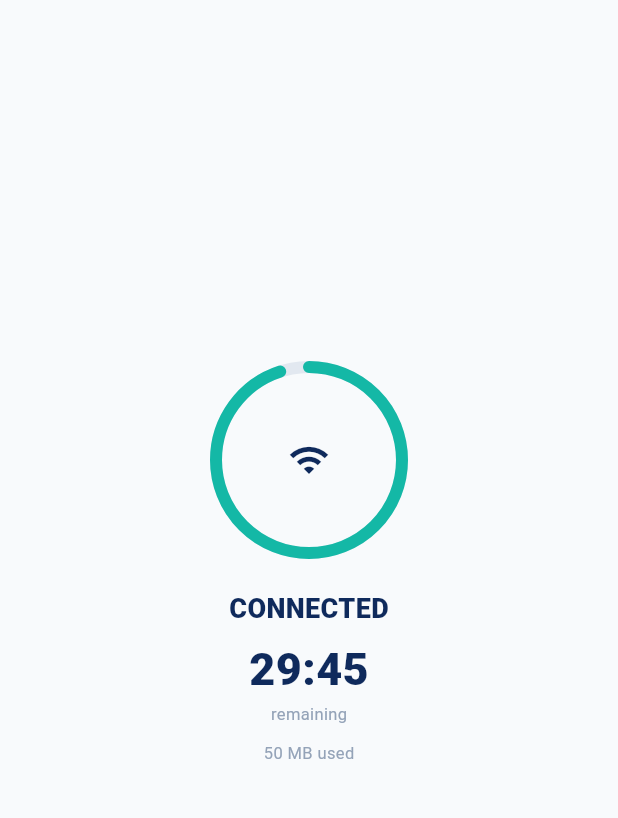
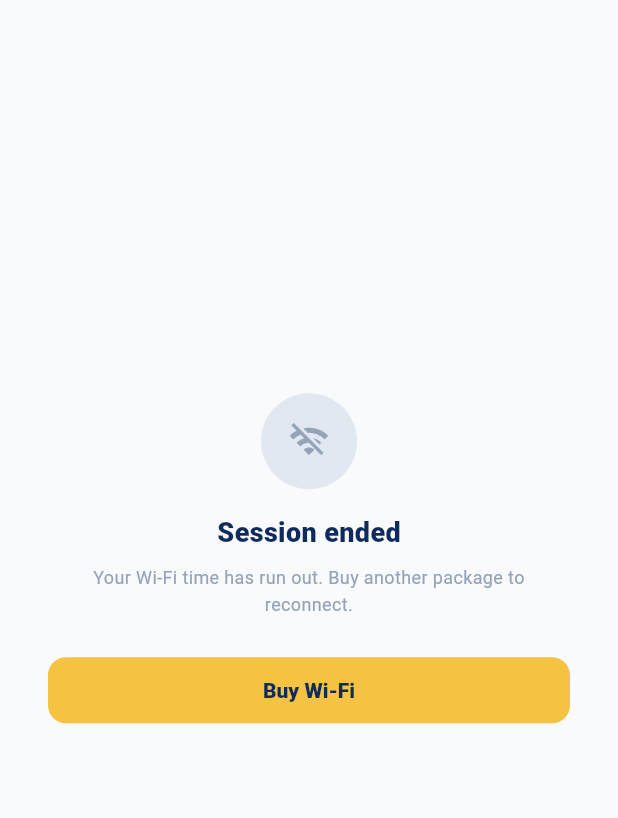
Before and after one commit to Isaackmogaka/ZoniFi-App, a Flutter app: the ConnectedScreen screen opened directly, on a phone screen of 412 x 824 dp, the part 134-952 px from its top. Run offline on Flutter 3.47's test engine with Material 3 defaults, Android fonts, the phone set to English and light mode, and no system bars; statements that could not run were skipped.

Commit message:
Wire ConnectedScreen to live WalletState data with in-place expiry
- Added _totalSessionSeconds to WalletState, set in startSession, used
  to compute the ring's progress ratio (remaining / total)
- ConnectedScreen now uses context.watch<WalletState>(), rebuilding
  every second as tick() fires, so the ring and time genuinely count
  down live rather than showing a frozen 95%/29:45
- Added an in-place 'Session ended' view shown automatically the
  moment isConnected flips to false, with a 'Buy Wi-Fi' button
  (pushReplacement to PackagesScreen) instead of silently redirecting
  the user elsewhere — matches how real prepaid data apps (Safaricom,
  MTN, hotel/airport portals) handle expiry

```diff
--- a/lib/screens/connected_screen.dart
+++ b/lib/screens/connected_screen.dart
@@ -1,12 +1,33 @@
 import 'package:flutter/material.dart';
+import 'package:provider/provider.dart';
 import '../theme/app_theme.dart';
 import '../widgets/zonifi_top_bar.dart';
+import '../state/wallet_state.dart';
+import 'packages_screen.dart';
 
+/// ConnectedScreen: shows the radial countdown ring, now reading LIVE
+/// data from WalletState instead of a hardcoded 95%. Also handles the
+/// case where the session has expired while the user is looking at
+/// this exact screen — showing an in-place "expired" state rather
+/// than silently navigating them elsewhere, matching how most real
+/// prepaid data apps (Safaricom, MTN, hotel/airport WiFi portals)
+/// handle expiry.
 class ConnectedScreen extends StatelessWidget {
   const ConnectedScreen({super.key});
 
   @override
   Widget build(BuildContext context) {
+    // watch() here means this whole screen rebuilds every second, since
+    // WalletState calls notifyListeners() on every tick(). That's
+    // exactly what we want — this IS the live countdown.
+    final wallet = context.watch<WalletState>();
+
+    // Guard against dividing by zero if this screen is somehow shown
+    // before any session has started.
+    final progress = wallet.totalSessionSeconds > 0
+        ? wallet.secondsRemaining / wallet.totalSessionSeconds
+        : 0.0;
+
     return Scaffold(
       body: SafeArea(
         child: Column(
@@ -14,7 +35,20 @@ class ConnectedScreen extends StatelessWidget {
             const ZonifiTopBar(showBackButton: true),
             Expanded(
               child: Center(
-                child: Column(
+                child: wallet.isConnected
+                    ? _buildConnectedContent(wallet, progress)
+                    : _buildExpiredContent(context),
+              ),
+            ),
+          ],
+        ),
+      ),
+    );
+  }
+
+  /// The normal "still connected, counting down" view.
+  Widget _buildConnectedContent(WalletState wallet, double progress) {
+    return Column(
       mainAxisSize: MainAxisSize.min,
       children: [
         SizedBox(
@@ -25,7 +59,7 @@ class ConnectedScreen extends StatelessWidget {
             children: [
               CustomPaint(
                 size: const Size(140, 140),
-                            painter: _RingPainter(progress: 0.95),
+                painter: _RingPainter(progress: progress),
               ),
               const Icon(Icons.wifi, size: 28, color: AppColors.navy),
             ],
@@ -41,32 +75,92 @@ class ConnectedScreen extends StatelessWidget {
           ),
         ),
         const SizedBox(height: 6),
-                    const Text(
-                      '29:45',
-                      style: TextStyle(
+        Text(
+          _formatDuration(wallet.secondsRemaining),
+          style: const TextStyle(
             fontWeight: FontWeight.w800,
             fontSize: 30,
             color: AppColors.navy,
           ),
         ),
-                    const Text('remaining', style: TextStyle(fontSize: 11, color: AppColors.slate400)),
+        const Text(
+          'remaining',
+          style: TextStyle(fontSize: 11, color: AppColors.slate400),
+        ),
         const SizedBox(height: 10),
-                    const Text('50 MB used', style: TextStyle(fontSize: 11, color: AppColors.slate400)),
+        Text(
+          wallet.lastPackageLabel ?? '',
+          style: const TextStyle(fontSize: 11, color: AppColors.slate400),
+        ),
       ],
+    );
+  }
+
+  /// Shown the moment secondsRemaining hits 0 while the user is still
+  /// on this screen — an in-place expired state with a clear next
+  /// action, rather than silently redirecting them elsewhere.
+  Widget _buildExpiredContent(BuildContext context) {
+    return Padding(
+      padding: const EdgeInsets.symmetric(horizontal: 32),
+      child: Column(
+        mainAxisSize: MainAxisSize.min,
+        children: [
+          Container(
+            width: 64,
+            height: 64,
+            decoration: const BoxDecoration(
+              color: AppColors.slate200,
+              shape: BoxShape.circle,
             ),
+            child: const Icon(
+              Icons.wifi_off,
+              size: 28,
+              color: AppColors.slate400,
+            ),
+          ),
+          const SizedBox(height: 16),
+          const Text(
+            'Session ended',
+            style: TextStyle(
+              fontWeight: FontWeight.w800,
+              fontSize: 18,
+              color: AppColors.navy,
+            ),
+          ),
+          const SizedBox(height: 8),
+          const Text(
+            "Your Wi-Fi time has run out. Buy another package to reconnect.",
+            style: TextStyle(fontSize: 12, color: AppColors.slate400, height: 1.5),
+            textAlign: TextAlign.center,
+          ),
+          const SizedBox(height: 24),
+          SizedBox(
+            width: double.infinity,
+            child: ElevatedButton(
+              onPressed: () {
+                Navigator.pushReplacement(
+                  context,
+                  MaterialPageRoute(builder: (context) => const PackagesScreen()),
+                );
+              },
+              child: const Text('Buy Wi-Fi'),
             ),
           ),
         ],
       ),
-      ),
     );
+  }
+
+  String _formatDuration(int totalSeconds) {
+    final minutes = (totalSeconds ~/ 60).toString().padLeft(2, '0');
+    final seconds = (totalSeconds % 60).toString().padLeft(2, '0');
+    return '$minutes:$seconds';
   }
 }
 
-/// _RingPainter: the raw drawing instructions for the ring.
-/// paint() draws it; shouldRepaint() tells Flutter when to redraw.
+/// _RingPainter: unchanged from before — draws the actual ring shape.
 class _RingPainter extends CustomPainter {
-  final double progress; // 0.0 = empty, 1.0 = full circle
+  final double progress;
 
   _RingPainter({required this.progress});
 
@@ -87,8 +181,8 @@ class _RingPainter extends CustomPainter {
       ..strokeWidth = 8
       ..strokeCap = StrokeCap.round;
 
-    const startAngle = -3.14159 / 2; // start at 12 o'clock
-    final sweepAngle = 2 * 3.14159 * progress;
+    const startAngle = -3.14159 / 2;
+    final sweepAngle = 2 * 3.14159 * progress.clamp(0.0, 1.0);
 
     canvas.drawArc(
       Rect.fromCircle(center: center, radius: radius),
```
Lines whose indentation alone changed are shown as unchanged.
